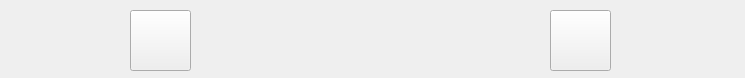
Qt form GUI/ImageControlWidget.ui (hzhaoaf/CTDiagnosis) before a commit.
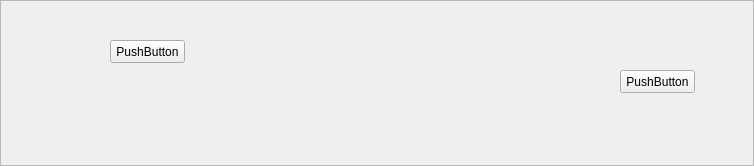
The same form after that commit. Icons and pictures are not drawn.

Commit message: Design absWindow

What changed in the file:
```diff
--- a/GUI/ImageControlWidget.ui
+++ b/GUI/ImageControlWidget.ui
@@ -1,62 +1,48 @@
 <?xml version="1.0" encoding="UTF-8"?>
 <ui version="4.0">
- <class>OriginImageControl</class>
- <widget class="QWidget" name="OriginImageControl">
+ <class>Frame</class>
+ <widget class="QFrame" name="Frame">
   <property name="geometry">
    <rect>
     <x>0</x>
     <y>0</y>
-    <width>745</width>
-    <height>78</height>
+    <width>754</width>
+    <height>166</height>
    </rect>
   </property>
   <property name="windowTitle">
    <string>Form</string>
   </property>
-  <widget class="QPushButton" name="prevImage_button">
+  <property name="frameShape">
+   <enum>QFrame::StyledPanel</enum>
+  </property>
+  <property name="frameShadow">
+   <enum>QFrame::Raised</enum>
+  </property>
+  <widget class="QPushButton" name="pushButton">
    <property name="geometry">
     <rect>
-     <x>130</x>
-     <y>10</y>
-     <width>61</width>
-     <height>61</height>
+     <x>110</x>
+     <y>40</y>
+     <width>75</width>
+     <height>23</height>
     </rect>
    </property>
    <property name="text">
-    <string/>
-   </property>
-   <property name="icon">
-    <iconset>
-     <normaloff>icon/svmPredict.png</normaloff>icon/svmPredict.png</iconset>
-   </property>
-   <property name="iconSize">
-    <size>
-     <width>50</width>
-     <height>50</height>
-    </size>
+    <string>PushButton</string>
    </property>
   </widget>
   <widget class="QPushButton" name="nextImage_button">
    <property name="geometry">
     <rect>
-     <x>550</x>
-     <y>10</y>
-     <width>61</width>
-     <height>61</height>
+     <x>620</x>
+     <y>70</y>
+     <width>75</width>
+     <height>23</height>
     </rect>
    </property>
    <property name="text">
-    <string/>
-   </property>
-   <property name="icon">
-    <iconset>
-     <normaloff>icon/svmPredict.png</normaloff>icon/svmPredict.png</iconset>
-   </property>
-   <property name="iconSize">
-    <size>
-     <width>50</width>
-     <height>50</height>
-    </size>
+    <string>PushButton</string>
    </property>
   </widget>
  </widget>
```
Left out of the diff: 4 changed lines with no effect on the pictures. The commit also changes 6 other files.
